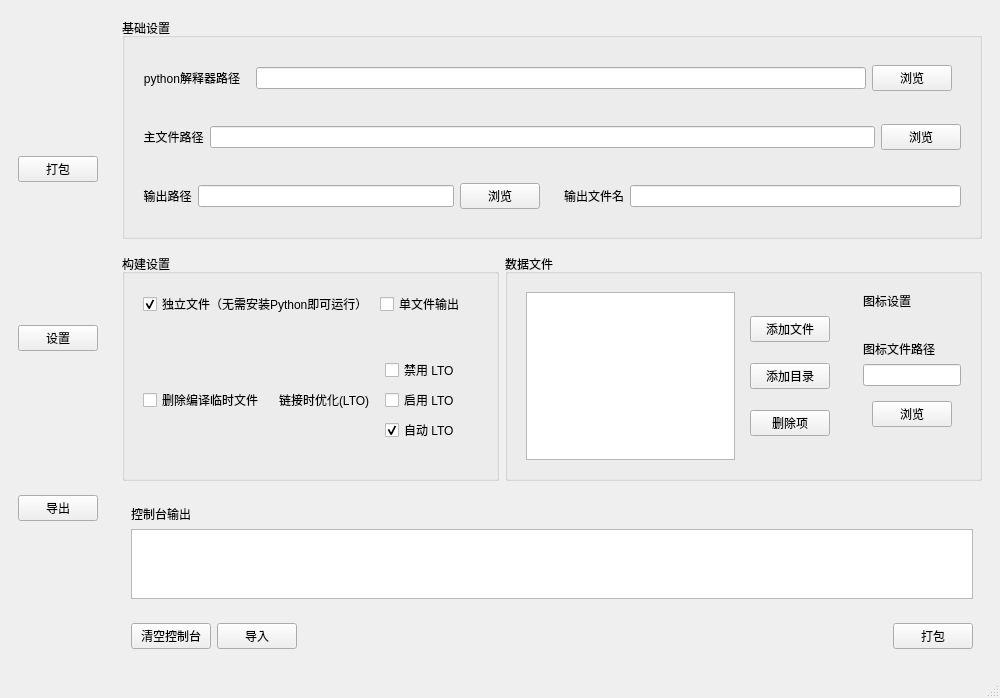
Above: forms/mainwindow.ui from Redrch/NuitkaStudio before the change. Below: the same form after it.
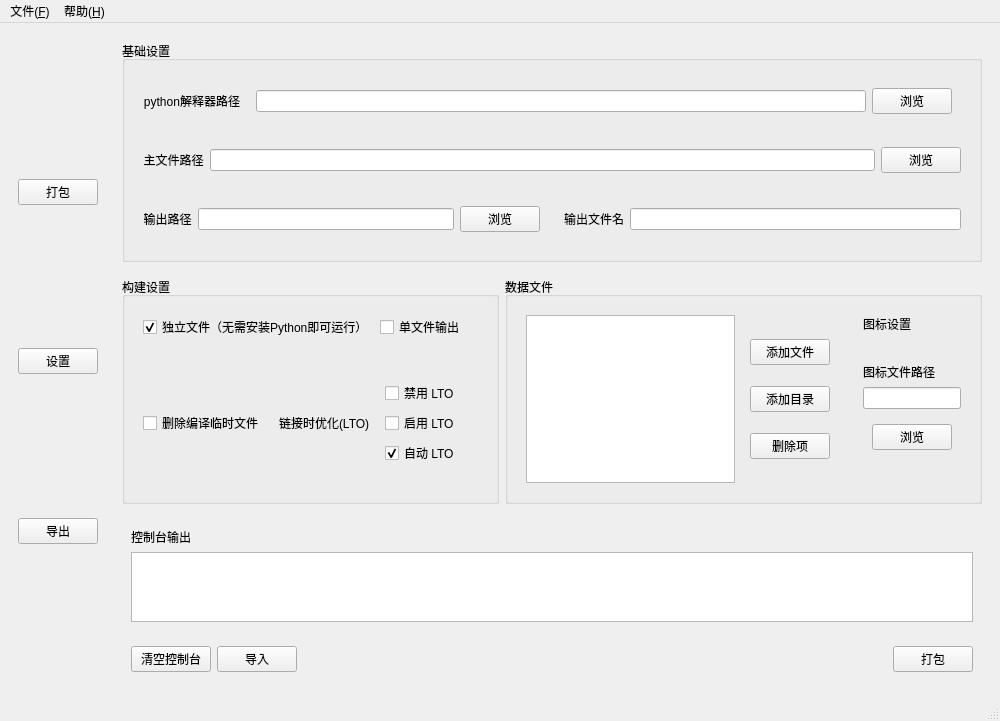
That is the form after the change. Icons and pictures are not drawn.

What changed in the file:
```diff
--- a/forms/mainwindow.ui
+++ b/forms/mainwindow.ui
@@ -961,6 +961,25 @@
      <height>22</height>
     </rect>
    </property>
+   <widget class="QMenu" name="fileMenu">
+    <property name="tearOffEnabled">
+     <bool>false</bool>
+    </property>
+    <property name="title">
+     <string>文件(&amp;F)</string>
+    </property>
+    <addaction name="importAction"/>
+    <addaction name="exportAction"/>
+   </widget>
+   <widget class="QMenu" name="helpMenu">
+    <property name="title">
+     <string>帮助(&amp;H)</string>
+    </property>
+    <addaction name="helpAction"/>
+    <addaction name="aboutAction"/>
+   </widget>
+   <addaction name="fileMenu"/>
+   <addaction name="helpMenu"/>
   </widget>
   <widget class="QStatusBar" name="statusbar"/>
  </widget>
```
Left out of the diff: 25 changed lines with no effect on the pictures.
